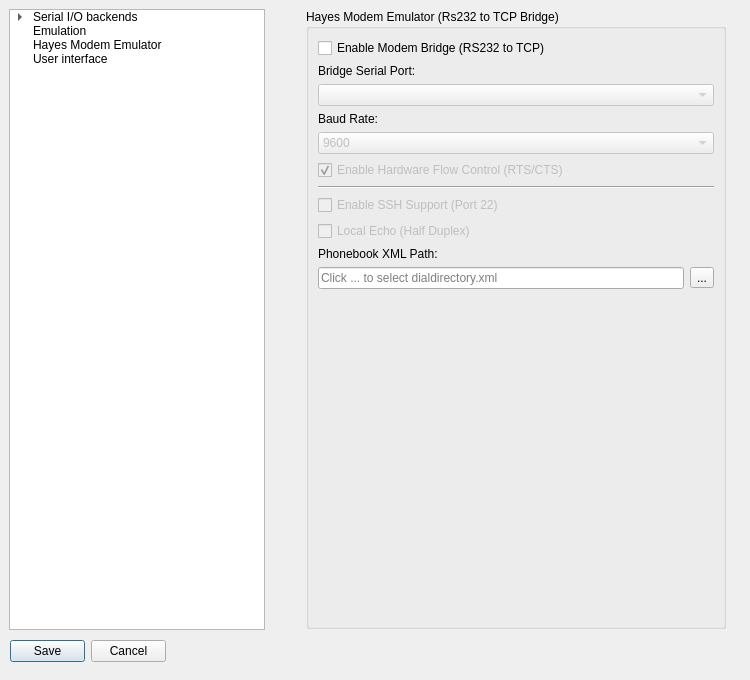
pjones1063/AspeQt-2k26, file src/optionsdialog.ui: the form before one commit.
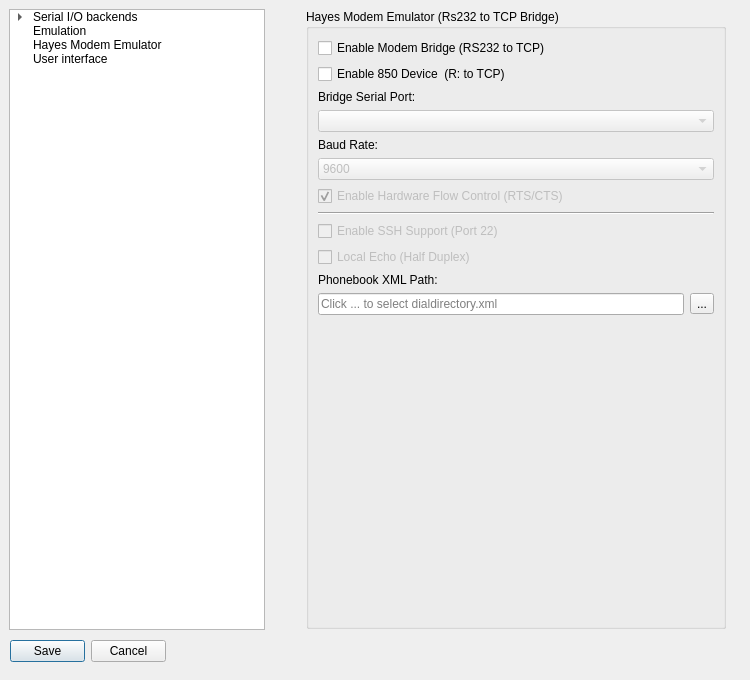
The form after the commit.

Commit message: R: Device updates

The edit to the form file:
```diff
--- a/src/optionsdialog.ui
+++ b/src/optionsdialog.ui
@@ -690,6 +690,16 @@
           </property>
          </widget>
         </item>
+        <item>
+         <widget class="QCheckBox" name="modemRBox">
+          <property name="toolTip">
+           <string>Bridges a secondary Serial Port to the Internet. Requires Atari 850 or R-Verter.</string>
+          </property>
+          <property name="text">
+           <string>Enable 850 Device  (R: to TCP)</string>
+          </property>
+         </widget>
+        </item>
         <item>
          <widget class="QLabel" name="modemPortLabel">
           <property name="text">
```
The commit also changes 4 other files.
